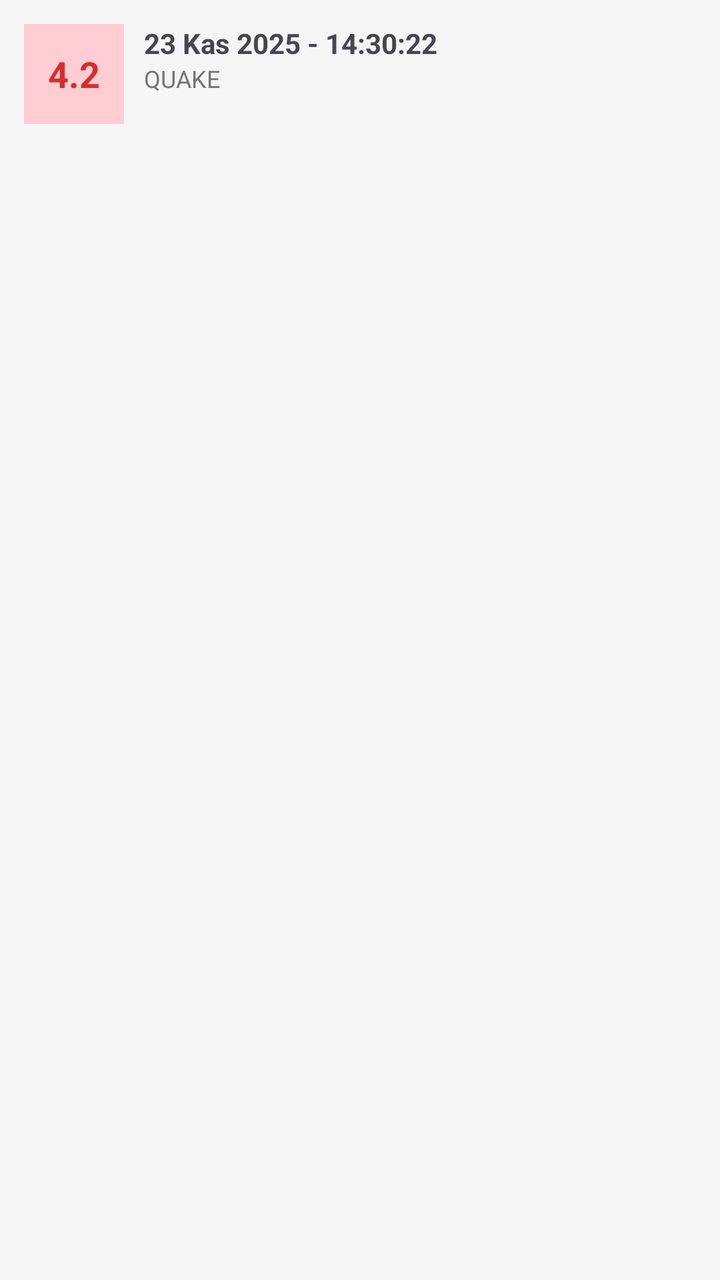
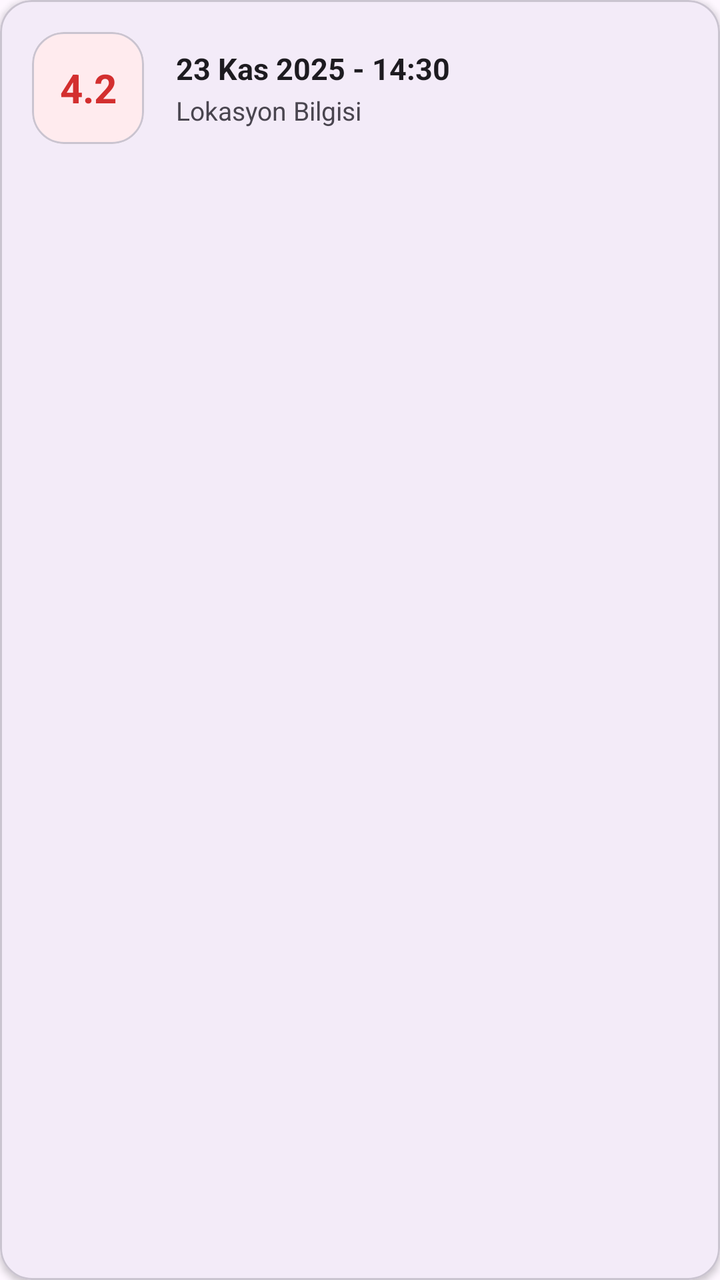

The first picture is an Android layout as it rendered before a commit; the second is the same layout after the commit. The layout source and the unified diff follow.
<!-- AndroidManifest.xml: application theme Theme.DepremBitirmeProjesi -->
<!-- res/layout/item_earthquake.xml -->
<?xml version="1.0" encoding="utf-8"?>
<LinearLayout xmlns:android="http://schemas.android.com/apk/res/android"
    android:layout_width="match_parent"
    android:layout_height="wrap_content"
    android:orientation="horizontal"
    android:padding="12dp"
    android:background="#F5F5F5"
    android:layout_marginBottom="4dp">

    <TextView
        android:id="@+id/txtMagnitude"
        android:layout_width="50dp"
        android:layout_height="50dp"
        android:text="4.2"
        android:gravity="center"
        android:background="#FFCDD2"
        android:textColor="#D32F2F"
        android:textStyle="bold"
        android:textSize="18sp"/>

    <LinearLayout
        android:layout_width="0dp"
        android:layout_height="wrap_content"
        android:layout_weight="1"
        android:orientation="vertical"
        android:layout_marginStart="10dp">

        <TextView
            android:id="@+id/txtDate"
            android:layout_width="wrap_content"
            android:layout_height="wrap_content"
            android:text="23 Kas 2025 - 14:30:22"
            android:textSize="14sp"
            android:textStyle="bold"/>

        <TextView
            android:id="@+id/txtType"
            android:layout_width="wrap_content"
            android:layout_height="wrap_content"
            android:text="QUAKE"
            android:textSize="12sp"
            android:textColor="#757575"/>
    </LinearLayout>
</LinearLayout>
<!-- resources referenced by this layout -->
<resources>
  <style name="Theme.DepremBitirmeProjesi" parent="Base.Theme.DepremBitirmeProjesi" />
  <style name="Base.Theme.DepremBitirmeProjesi" parent="Theme.Material3.DayNight.NoActionBar">
          
      </style>
</resources>

<!-- the commit's change to res/layout/item_earthquake.xml (unified diff, before → after) -->
@@ -1,44 +1,65 @@
 <?xml version="1.0" encoding="utf-8"?>
-<LinearLayout xmlns:android="http://schemas.android.com/apk/res/android"
+<com.google.android.material.card.MaterialCardView xmlns:android="http://schemas.android.com/apk/res/android"
+    xmlns:app="http://schemas.android.com/apk/res-auto"
     android:layout_width="match_parent"
     android:layout_height="wrap_content"
-    android:orientation="horizontal"
-    android:padding="12dp"
-    android:background="#F5F5F5"
-    android:layout_marginBottom="4dp">
-
-    <TextView
-        android:id="@+id/txtMagnitude"
-        android:layout_width="50dp"
-        android:layout_height="50dp"
-        android:text="4.2"
-        android:gravity="center"
-        android:background="#FFCDD2"
-        android:textColor="#D32F2F"
-        android:textStyle="bold"
-        android:textSize="18sp"/>
+    android:layout_marginBottom="12dp"
+    android:layout_marginHorizontal="4dp"
+    app:cardBackgroundColor="?attr/colorSurface"
+    app:cardCornerRadius="16dp"
+    app:cardElevation="2dp"
+    app:strokeWidth="1dp"
+    app:strokeColor="?attr/colorOutlineVariant">
 
     <LinearLayout
-        android:layout_width="0dp"
+        android:layout_width="match_parent"
         android:layout_height="wrap_content"
-        android:layout_weight="1"
-        android:orientation="vertical"
-        android:layout_marginStart="10dp">
+        android:orientation="horizontal"
+        android:padding="16dp"
+        android:gravity="center_vertical">
 
-        <TextView
-            android:id="@+id/txtDate"
-            android:layout_width="wrap_content"
+        <com.google.android.material.card.MaterialCardView
+            android:layout_width="56dp"
+            android:layout_height="56dp"
+            app:cardBackgroundColor="#FFEBEE"
+            app:cardCornerRadius="16dp"
+            app:cardElevation="0dp">
+
+            <TextView
+                android:id="@+id/txtMagnitude"
+                android:layout_width="match_parent"
+                android:layout_height="match_parent"
+                android:text="4.2"
+                android:gravity="center"
+                android:textColor="#D32F2F"
+                android:textStyle="bold"
+                android:textSize="20sp"/>
+        </com.google.android.material.card.MaterialCardView>
+
+        <LinearLayout
+            android:layout_width="0dp"
             android:layout_height="wrap_content"
-            android:text="23 Kas 2025 - 14:30:22"
-            android:textSize="14sp"
-            android:textStyle="bold"/>
+            android:layout_weight="1"
+            android:orientation="vertical"
+            android:layout_marginStart="16dp">
 
-        <TextView
-            android:id="@+id/txtType"
-            android:layout_width="wrap_content"
-            android:layout_height="wrap_content"
-            android:text="QUAKE"
-            android:textSize="12sp"
-            android:textColor="#757575"/>
+            <TextView
+                android:id="@+id/txtDate"
+                android:layout_width="wrap_content"
+                android:layout_height="wrap_content"
+                android:text="23 Kas 2025 - 14:30"
+                android:textColor="?android:attr/textColorPrimary"
+                android:textSize="15sp"
+                android:textStyle="bold"/>
+
+            <TextView
+                android:id="@+id/txtType"
+                android:layout_width="wrap_content"
+                android:layout_height="wrap_content"
+                android:layout_marginTop="2dp"
+                android:text="Lokasyon Bilgisi"
+                android:textSize="13sp"
+                android:textColor="?android:attr/textColorSecondary"/>
+        </LinearLayout>
     </LinearLayout>
-</LinearLayout>
+</com.google.android.material.card.MaterialCardView>
